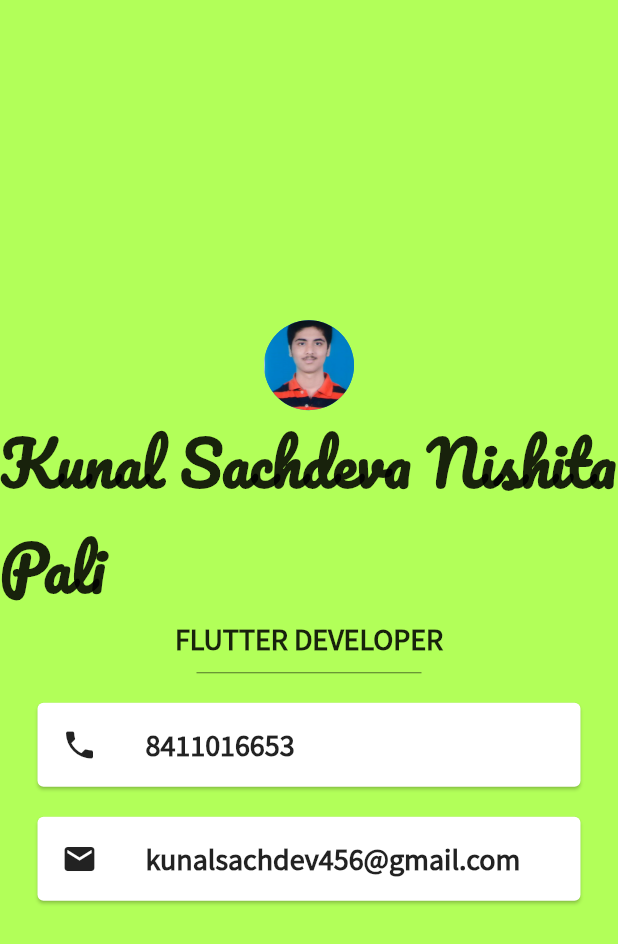
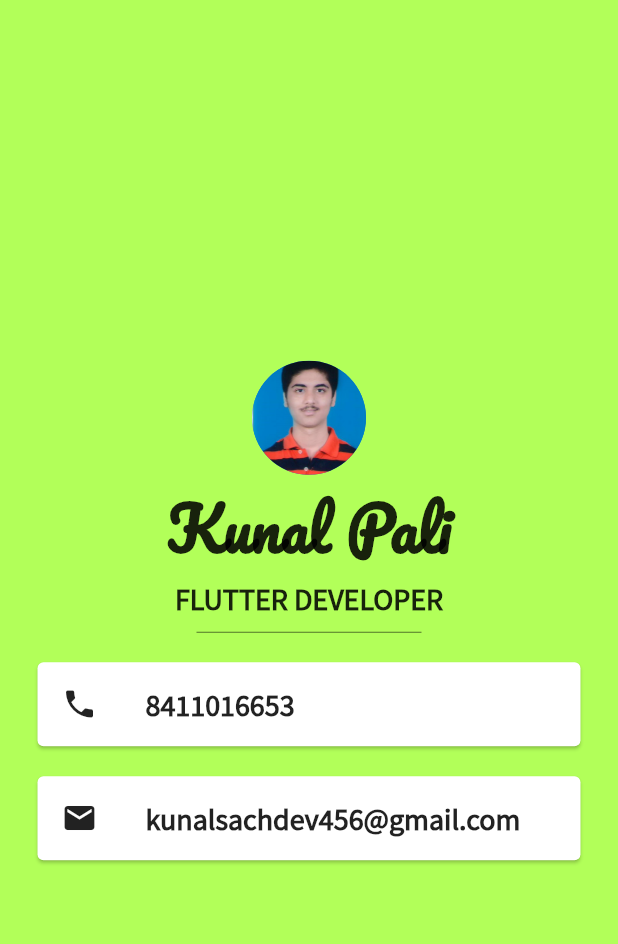
Before and after one commit to Kunal2412/business_card, a Flutter app: the screen it shows after launch, on a phone screen of 412 x 824 dp. Shown: the top 944 px of the screen. Run offline on Flutter 3.47's test engine with Material 2 defaults, Android fonts, the phone set to English and light mode, and no system bars.

Commit message:
jiubkjkk kunal bewakoof

```diff
--- a/lib/main.dart
+++ b/lib/main.dart
@@ -15,11 +15,11 @@ class MyApp extends StatelessWidget {
             mainAxisAlignment: MainAxisAlignment.center,
             children: [
               CircleAvatar(
-                radius: 30.0,
+                radius: 38.0,
                 backgroundImage: AssetImage('images/photo.jpg'),
               ),
               Text(
-                "Kunal Sachdeva Nishita Pali",
+                "Kunal Pali",
                 style: TextStyle(
                   fontSize: 40.0,
                   color: Colors.black87,
```
